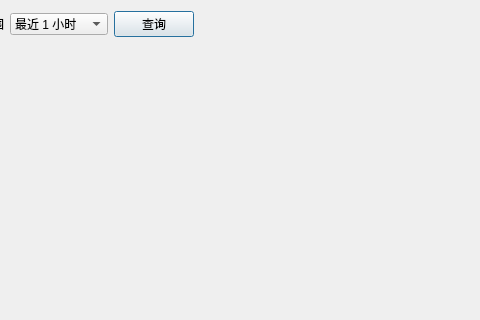
This is apps/ens_app/src/ui/views/HistoryTrendWidget.ui in LIN367799/EnerSentry as Qt 5 draws it before an edit; both pictures show x 387 to 867 and y 0 to 320 of the 1000 by 540 pixel window. The edited form follows.
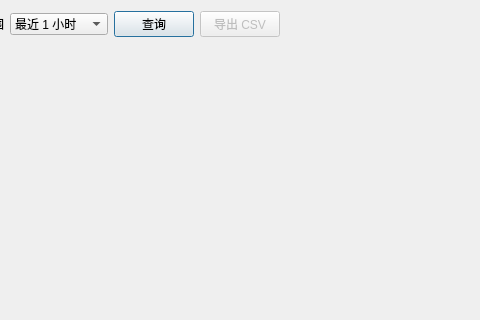
This is the edited form.

Commit message: V2 切片 34：历史趋势 CSV 导出（FR-EXP-01，CsvWriter 基建 + HistoryTrendWidget 导出按钮，ctest 293/293）

```diff
--- a/apps/ens_app/src/ui/views/HistoryTrendWidget.ui
+++ b/apps/ens_app/src/ui/views/HistoryTrendWidget.ui
@@ -87,6 +87,16 @@
        </property>
       </widget>
      </item>
+     <item>
+      <widget class="QPushButton" name="btnExport">
+       <property name="enabled">
+        <bool>false</bool>
+       </property>
+       <property name="text">
+        <string>导出 CSV</string>
+       </property>
+      </widget>
+     </item>
      <item>
       <spacer name="querySpacer">
        <property name="orientation">
```
The commit also changes 7 other files.
